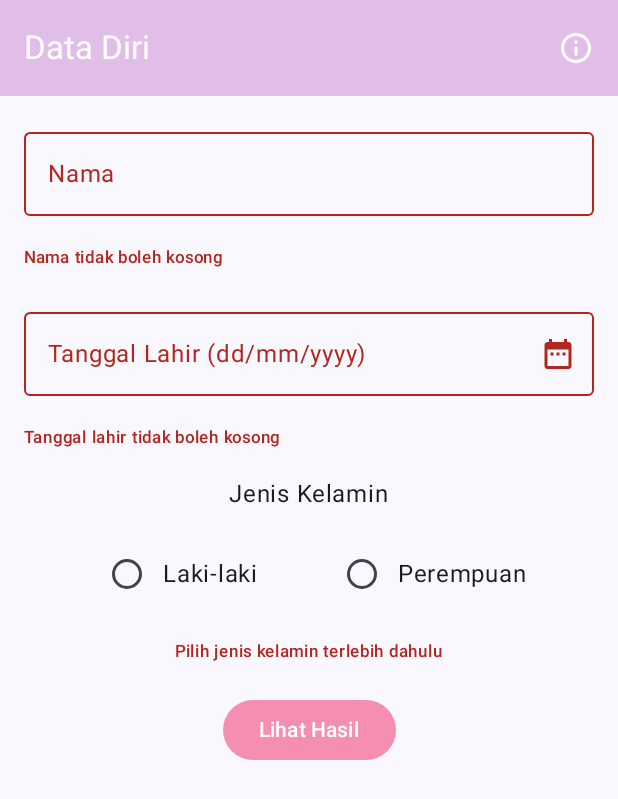
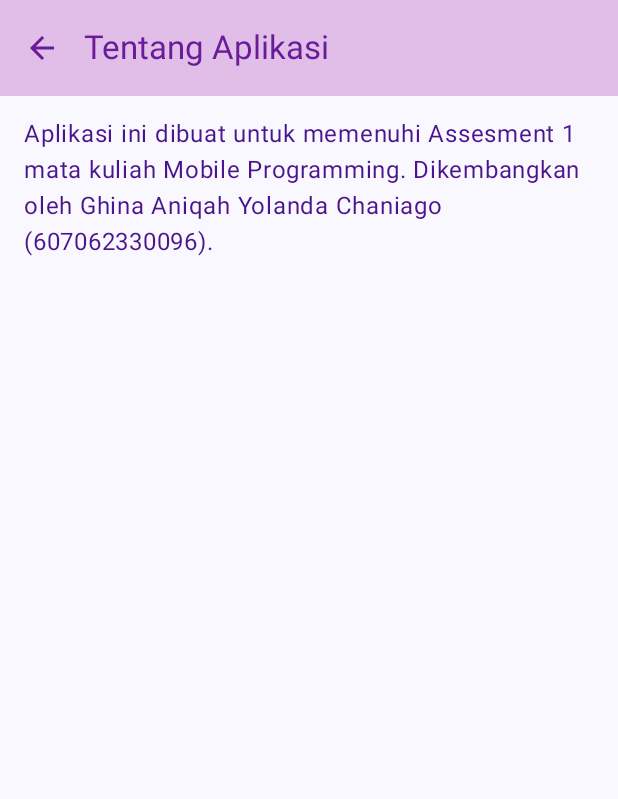
Before and after one commit to Ghinayolanda/Assesment1Mobpro-607062330096-GhinaAniqah, an Android app built with Jetpack Compose: the screen it shows after launch (MainActivity), after a tap on "Tentang Aplikasi", on a phone screen of 412 x 824 dp. Shown: the top 799 px of the screen. Run offline under Robolectric (Android 15) with nearby library versions, the phone set to English and light mode, and no system bars; 1 other tap on this screen came first.

Commit message:
menyelesaikan assessment 1

```diff
--- a/app/build.gradle.kts
+++ b/app/build.gradle.kts
@@ -49,7 +49,7 @@ dependencies {
     implementation(libs.androidx.ui.graphics)
     implementation(libs.androidx.ui.tooling.preview)
     implementation(libs.androidx.material3)
-    implementation(libs.androidx.storage)
+    implementation(libs.androidx.navigation.compose)
     testImplementation(libs.junit)
     androidTestImplementation(libs.androidx.junit)
     androidTestImplementation(libs.androidx.espresso.core)
--- a/app/src/main/java/com/ghina0096/assesment1_607062330096_ghinaaniqahyc/MainActivity.kt
+++ b/app/src/main/java/com/ghina0096/assesment1_607062330096_ghinaaniqahyc/MainActivity.kt
@@ -11,6 +11,7 @@ import androidx.compose.material3.Text
 import androidx.compose.runtime.Composable
 import androidx.compose.ui.Modifier
 import androidx.compose.ui.tooling.preview.Preview
+import com.ghina0096.assesment1_607062330096_ghinaaniqahyc.navigation.SetupNavGraph
 import com.ghina0096.assesment1_607062330096_ghinaaniqahyc.screen.MainScreen
 import com.ghina0096.assesment1_607062330096_ghinaaniqahyc.ui.theme.Assesment1_607062330096_GhinaAniqahYCTheme
 
@@ -20,7 +21,7 @@ class MainActivity : ComponentActivity() {
         enableEdgeToEdge()
         setContent {
             Assesment1_607062330096_GhinaAniqahYCTheme {
-                MainScreen()
+                SetupNavGraph()
                 }
             }
         }
--- /dev/null
+++ b/app/src/main/java/com/ghina0096/assesment1_607062330096_ghinaaniqahyc/navigation/NavGraph.kt
@@ -0,0 +1,25 @@
+package com.ghina0096.assesment1_607062330096_ghinaaniqahyc.navigation
+
+import androidx.compose.runtime.Composable
+import androidx.navigation.NavHost
+import androidx.navigation.NavHostController
+import androidx.navigation.compose.NavHost
+import androidx.navigation.compose.composable
+import androidx.navigation.compose.rememberNavController
+import com.ghina0096.assesment1_607062330096_ghinaaniqahyc.screen.AboutScreen
+import com.ghina0096.assesment1_607062330096_ghinaaniqahyc.screen.MainScreen
+
+@Composable
+fun SetupNavGraph(navController: NavHostController = rememberNavController()){
+    NavHost(
+        navController=navController,
+        startDestination = Screen.Home.route
+    ){
+        composable(route = Screen.Home.route){
+            MainScreen(navController)
+        }
+        composable(route = Screen.About.route){
+            AboutScreen(navController)
+        }
+    }
+}
--- /dev/null
+++ b/app/src/main/java/com/ghina0096/assesment1_607062330096_ghinaaniqahyc/navigation/Screen.kt
@@ -0,0 +1,6 @@
+package com.ghina0096.assesment1_607062330096_ghinaaniqahyc.navigation
+
+sealed class Screen(val route: String) {
+    data object Home: Screen("mainScreen")
+    data object About: Screen("aboutScreen")
+}
--- /dev/null
+++ b/app/src/main/java/com/ghina0096/assesment1_607062330096_ghinaaniqahyc/screen/AboutScreen.kt
@@ -0,0 +1,73 @@
+package com.ghina0096.assesment1_607062330096_ghinaaniqahyc.screen
+
+import android.content.res.Configuration
+import androidx.compose.foundation.layout.padding
+import androidx.compose.material.icons.Icons
+import androidx.compose.material.icons.automirrored.filled.ArrowBack
+import androidx.compose.material3.ExperimentalMaterial3Api
+import androidx.compose.material3.Icon
+import androidx.compose.material3.IconButton
+import androidx.compose.material3.MaterialTheme
+import androidx.compose.material3.Scaffold
+import androidx.compose.material3.Text
+import androidx.compose.material3.TopAppBar
+import androidx.compose.material3.TopAppBarDefaults
+import androidx.compose.runtime.Composable
+import androidx.compose.ui.Modifier
+import androidx.compose.ui.graphics.Color
+import androidx.compose.ui.res.stringResource
+import androidx.compose.ui.tooling.preview.Preview
+import androidx.compose.ui.unit.dp
+import androidx.navigation.NavHostController
+import androidx.navigation.compose.rememberNavController
+import com.ghina0096.assesment1_607062330096_ghinaaniqahyc.R
+import com.ghina0096.assesment1_607062330096_ghinaaniqahyc.ui.theme.Assesment1_607062330096_GhinaAniqahYCTheme
+
+@OptIn(ExperimentalMaterial3Api::class)
+@Composable
+fun AboutScreen(navController: NavHostController) {
+    Scaffold (
+        topBar = {
+            TopAppBar(
+                navigationIcon = {
+                    IconButton(onClick = { navController.popBackStack() }) {
+                        Icon(
+                            imageVector = Icons.AutoMirrored.Filled.ArrowBack,
+                            contentDescription = stringResource(R.string.kembali),
+                            tint = Color (0xFF6A1B9A)
+                        )
+                    }
+                },
+                title = {
+                    Text(
+                        text = stringResource(R.string.tentang_aplikasi),
+                        color = Color(0xFF6A1B9A),
+                        style = MaterialTheme.typography.titleLarge
+                    )
+                },
+                colors = TopAppBarDefaults.mediumTopAppBarColors(
+                    containerColor = Color(0xFFE1BEE7),
+                    titleContentColor = Color.White,
+                )
+            )
+        }
+    ) { innerPadding ->
+        Text(
+            text = stringResource(R.string.about_description),
+            style = MaterialTheme.typography.bodyLarge,
+            color = Color(0xFF4A148C),
+            modifier = Modifier
+                .padding(innerPadding)
+                .padding(16.dp)
+        )
+    }
+}
+
+@Preview(showBackground = true)
+@Preview(uiMode = Configuration.UI_MODE_NIGHT_YES, showBackground = true)
+@Composable
+fun AboutScreenPreview() {
+    Assesment1_607062330096_GhinaAniqahYCTheme {
+        AboutScreen(rememberNavController())
+    }
+}
--- a/app/src/main/java/com/ghina0096/assesment1_607062330096_ghinaaniqahyc/screen/MainScreen.kt
+++ b/app/src/main/java/com/ghina0096/assesment1_607062330096_ghinaaniqahyc/screen/MainScreen.kt
@@ -1,58 +1,42 @@
 package com.ghina0096.assesment1_607062330096_ghinaaniqahyc.screen
 
-import android.icu.util.Calendar
+import android.app.DatePickerDialog
+import android.content.Context
+import android.content.Intent
+import android.content.res.Configuration
 import android.widget.DatePicker
-import androidx.compose.foundation.clickable
-import androidx.compose.foundation.layout.Arrangement
-import androidx.compose.foundation.layout.Column
-import androidx.compose.foundation.layout.Row
-import androidx.compose.foundation.layout.Spacer
-import androidx.compose.foundation.layout.fillMaxSize
-import androidx.compose.foundation.layout.fillMaxWidth
-import androidx.compose.foundation.layout.height
-import androidx.compose.foundation.layout.padding
+import androidx.compose.foundation.Image
+import androidx.compose.foundation.layout.*
 import androidx.compose.foundation.rememberScrollState
 import androidx.compose.foundation.text.KeyboardOptions
 import androidx.compose.foundation.verticalScroll
 import androidx.compose.material.icons.Icons
 import androidx.compose.material.icons.filled.DateRange
+import androidx.compose.material.icons.filled.Warning
 import androidx.compose.material.icons.outlined.Info
-import androidx.compose.material3.Button
-import androidx.compose.material3.ButtonDefaults
-import androidx.compose.material3.DatePickerDialog
-import androidx.compose.material3.ExperimentalMaterial3Api
-import androidx.compose.material3.Icon
-import androidx.compose.material3.IconButton
-import androidx.compose.material3.MaterialTheme
-import androidx.compose.material3.OutlinedTextField
-import androidx.compose.material3.RadioButton
-import androidx.compose.material3.Scaffold
-import androidx.compose.material3.Text
-import androidx.compose.material3.TopAppBar
-import androidx.compose.material3.TopAppBarDefaults
-import androidx.compose.runtime.Composable
-import androidx.compose.runtime.getValue
-import androidx.compose.runtime.mutableStateOf
-import androidx.compose.runtime.remember
-import androidx.compose.runtime.setValue
+import androidx.compose.material3.*
+import androidx.compose.runtime.*
 import androidx.compose.ui.Alignment
 import androidx.compose.ui.Modifier
 import androidx.compose.ui.graphics.Color
 import androidx.compose.ui.platform.LocalContext
+import androidx.compose.ui.res.painterResource
 import androidx.compose.ui.res.stringResource
 import androidx.compose.ui.text.font.FontWeight
 import androidx.compose.ui.text.input.ImeAction
 import androidx.compose.ui.text.input.KeyboardType
-import androidx.compose.ui.text.style.TextAlign
 import androidx.compose.ui.tooling.preview.Preview
 import androidx.compose.ui.unit.dp
+import androidx.navigation.NavHostController
+import androidx.navigation.compose.rememberNavController
 import com.ghina0096.assesment1_607062330096_ghinaaniqahyc.R
 import com.ghina0096.assesment1_607062330096_ghinaaniqahyc.ui.theme.Assesment1_607062330096_GhinaAniqahYCTheme
+import java.util.Calendar
+
 
 @OptIn(ExperimentalMaterial3Api::class)
-
 @Composable
-fun MainScreen() {
+fun MainScreen(navController: NavHostController) {
     Scaffold(
         topBar = {
             TopAppBar(
@@ -63,10 +47,10 @@ fun MainScreen() {
                 ),
                 actions = {
                     IconButton(onClick = {
-
+                        navController.navigate("aboutScreen")
                     }) {
                         Icon(
-                            imageVector = androidx.compose.material.icons.Icons.Outlined.Info,
+                            imageVector = Icons.Outlined.Info,
                             contentDescription = "Tentang Aplikasi",
                             tint = Color.White
                         )
@@ -92,17 +76,22 @@ fun ScreenContent(modifier: Modifier = Modifier) {
 
     val context = LocalContext.current
     val calendar = Calendar.getInstance()
-    android.app.DatePickerDialog(
+    val showDatePickerDialog = remember { mutableStateOf(false) }
+
+    val genderOptions = listOf("Laki-laki", "Perempuan")
+
+    if (showDatePickerDialog.value) {
+        DatePickerDialog(
             context,
             { _: DatePicker, year: Int, month: Int, dayOfMonth: Int ->
                 selectedDate = "%02d/%02d/%04d".format(dayOfMonth, month + 1, year)
+                showDatePickerDialog.value = false
             },
             calendar.get(Calendar.YEAR),
             calendar.get(Calendar.MONTH),
             calendar.get(Calendar.DAY_OF_MONTH)
-    )
-
-    val genderOptions = listOf("Laki-laki", "Perempuan")
+        ).show()
+    }
 
     Column(
         modifier = modifier
@@ -112,6 +101,22 @@ fun ScreenContent(modifier: Modifier = Modifier) {
         verticalArrangement = Arrangement.spacedBy(20.dp),
         horizontalAlignment = Alignment.CenterHorizontally
     ) {
+        Image(
+            painter = painterResource(id = R.drawable.buku),
+            contentDescription = "Ilustrasi Buku",
+            modifier = Modifier
+                .size(150.dp)
+                .padding(top = 8.dp)
+        )
+
+        Text(
+            text = "Aplikasi ini digunakan untuk mencatat dan membagikan data diri kamu dengan mudah.",
+            style = MaterialTheme.typography.bodyMedium,
+            modifier = Modifier.padding(horizontal = 16.dp),
+            color = Color.DarkGray
+        )
+
+
         OutlinedTextField(
             value = nama,
             onValueChange = {
@@ -122,20 +127,19 @@ fun ScreenContent(modifier: Modifier = Modifier) {
             label = { Text("Nama") },
             isError = namaError,
             singleLine = true,
+            trailingIcon = {
+                IconPicker(isError = namaError, unit = "✓")
+            },
             keyboardOptions = KeyboardOptions.Default.copy(
                 imeAction = ImeAction.Next,
                 keyboardType = KeyboardType.Text
             ),
             modifier = Modifier.fillMaxWidth()
         )
-        if (namaError) {
-            Text(
-                text = "Nama tidak boleh kosong",
-                color = MaterialTheme.colorScheme.error,
-                style = MaterialTheme.typography.labelSmall,
-                modifier = Modifier.align(Alignment.Start)
+        ErrorHint(
+            isError = namaError,
+            errorMessage = stringResource(id = R.string.error_nama_kosong)
         )
-        }
 
         OutlinedTextField(
             value = selectedDate,
@@ -153,10 +157,14 @@ fun ScreenContent(modifier: Modifier = Modifier) {
             label = { Text(stringResource(id = R.string.label_tanggal_lahir)) },
             isError = tanggalError,
             trailingIcon = {
+                IconButton(onClick = {
+                    showDatePickerDialog.value = true
+                }) {
                     Icon(
                         imageVector = Icons.Default.DateRange,
                         contentDescription = stringResource(id = R.string.icon_desc_tanggal)
                     )
+                }
             },
             modifier = Modifier.fillMaxWidth(),
             keyboardOptions = KeyboardOptions(
@@ -164,15 +172,10 @@ fun ScreenContent(modifier: Modifier = Modifier) {
                 keyboardType = KeyboardType.Number
             )
         )
-        if (tanggalError) {
-            Text(
-                text = "Tanggal lahir tidak boleh kosong",
-                color = MaterialTheme.colorScheme.error,
-                style = MaterialTheme.typography.labelSmall,
-                modifier = Modifier.align(Alignment.Start)
+        ErrorHint(
+            isError = tanggalError,
+            errorMessage = stringResource(id = R.string.error_tanggal_kosong)
         )
-        }
-
 
         Text(text = "Jenis Kelamin", style = MaterialTheme.typography.bodyLarge)
         Row(
@@ -193,14 +196,10 @@ fun ScreenContent(modifier: Modifier = Modifier) {
                 }
             }
         }
-        if (genderError) {
-            Text(
-                text = "Pilih jenis kelamin terlebih dahulu",
-                color = MaterialTheme.colorScheme.error,
-                style = MaterialTheme.typography.labelSmall,
-                modifier = Modifier.align(Alignment.CenterHorizontally)
+        ErrorHint(
+            isError = genderError,
+            errorMessage = stringResource(id = R.string.error_gender_kosong)
         )
-        }
 
         Button(
             onClick = {
@@ -219,21 +218,65 @@ fun ScreenContent(modifier: Modifier = Modifier) {
 
         if (showResult) {
             Column(horizontalAlignment = Alignment.CenterHorizontally) {
-                Text("Hasil Data Diri", fontWeight = androidx.compose.ui.text.font.FontWeight.Bold)
+                Text("Hasil Data Diri", fontWeight = FontWeight.Bold)
                 Spacer(modifier = Modifier.height(8.dp))
                 Text("Nama: $nama")
                 Text("Tanggal Lahir: $selectedDate")
                 Text("Jenis Kelamin: $selectedGender")
+
+                Spacer(modifier = Modifier.height(16.dp))
+
+                Button(
+                    onClick = {
+                        val message = """
+                            Data Diri Saya:
+                            - Nama: $nama
+                            - Tanggal Lahir: $selectedDate
+                            - Jenis Kelamin: $selectedGender
+                        """.trimIndent()
+                        shareData(context, message)
+                    },
+                    colors = ButtonDefaults.buttonColors(
+                        containerColor = Color(0xFFCE93D8),
+                        contentColor = Color.White
+                    )
+                ) {
+                    Text("Bagikan Data")
                 }
             }
         }
     }
+}
+@Composable
+fun IconPicker(isError: Boolean, unit: String) {
+    if (isError) {
+        Icon(imageVector = Icons.Filled.Warning, contentDescription = null, tint = Color.Red)
+    } else {
+        Text(text = unit)
+    }
+}
 
+@Composable
+fun ErrorHint(isError: Boolean, errorMessage: String) {
+    if (isError) {
+        Text(text = errorMessage, color = Color.Red)
+    }
+}
 
-@Preview(showBackground = true, showSystemUi = true)
+private fun shareData(context: Context, message: String) {
+    val shareIntent = Intent(Intent.ACTION_SEND).apply {
+        type = "text/plain"
+        putExtra(Intent.EXTRA_TEXT, message)
+    }
+    if (shareIntent.resolveActivity(context.packageManager) != null) {
+        context.startActivity(shareIntent)
+    }
+}
 @Composable
+@Preview(showBackground = true)
+@Preview(uiMode = Configuration.UI_MODE_NIGHT_YES, showBackground = true)
 fun MainScreenPreview() {
     Assesment1_607062330096_GhinaAniqahYCTheme {
-        MainScreen()
+        MainScreen(rememberNavController())
     }
 }
--- a/app/src/main/res/values/strings.xml
+++ b/app/src/main/res/values/strings.xml
@@ -13,4 +13,13 @@
         <string name="icon_desc_tanggal">Input Tanggal</string>
         <string name="kembali">Kembali</string>
         <string name="tentang_aplikasi">Tentang Aplikasi</string>
+        <string name="about_description">
+        Aplikasi ini dibuat untuk memenuhi Assesment 1 mata kuliah Mobile Programming.
+        Dikembangkan oleh Ghina Aniqah Yolanda Chaniago (607062330096).
+    </string>
+        <string name="error_nama_kosong">Nama tidak boleh kosong</string>
+        <string name="error_tanggal_kosong">Tanggal lahir tidak boleh kosong</string>
+        <string name="error_gender_kosong">Pilih salah satu jenis kelamin</string>
+
+
 </resources>
```
Lines whose indentation alone changed are shown as unchanged.
